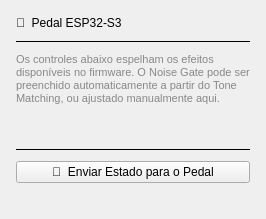
First picture: the form in gui/tab_hardware.ui, repository broken-usb/uninstrumephy, before the edit.
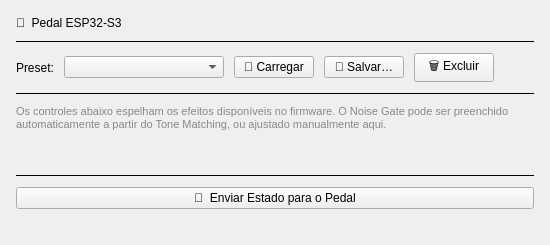
Second picture: the form after the edit.

Commit message: Implementação de sistema de 'presets'.

```diff
--- a/gui/tab_hardware.ui
+++ b/gui/tab_hardware.ui
@@ -35,6 +35,71 @@
      </property>
     </widget>
    </item>
+   <item>
+    <layout class="QHBoxLayout" name="presetsLayout">
+     <item>
+      <widget class="QLabel" name="lbl_presets_title">
+       <property name="text">
+        <string>Preset:</string>
+       </property>
+      </widget>
+     </item>
+     <item>
+      <widget class="QComboBox" name="combo_presets">
+       <property name="minimumSize">
+        <size>
+         <width>160</width>
+         <height>0</height>
+        </size>
+       </property>
+      </widget>
+     </item>
+     <item>
+      <widget class="QPushButton" name="btn_load_preset">
+       <property name="text">
+        <string>📂 Carregar</string>
+       </property>
+      </widget>
+     </item>
+     <item>
+      <widget class="QPushButton" name="btn_save_preset">
+       <property name="text">
+        <string>💾 Salvar…</string>
+       </property>
+      </widget>
+     </item>
+     <item>
+      <widget class="QPushButton" name="btn_delete_preset">
+       <property name="text">
+        <string>🗑 Excluir</string>
+       </property>
+      </widget>
+     </item>
+     <item>
+      <spacer name="presetsSpacer">
+       <property name="orientation">
+        <enum>Qt::Orientation::Horizontal</enum>
+       </property>
+       <property name="sizeHint" stdset="0">
+        <size>
+         <width>40</width>
+         <height>20</height>
+        </size>
+       </property>
+      </spacer>
+     </item>
+    </layout>
+   </item>
+   <item>
+    <widget class="QFrame" name="lineSepPresets">
+     <property name="frameShape">
+      <enum>QFrame::Shape::HLine</enum>
+     </property>
+     <property name="frameShadow">
+      <enum>QFrame::Shadow::Plain</enum>
+     </property>
+    </widget>
+   </item>
    <item>
     <widget class="QLabel" name="lbl_hardware_hint">
      <property name="text">
```
The commit also changes 3 other files.
